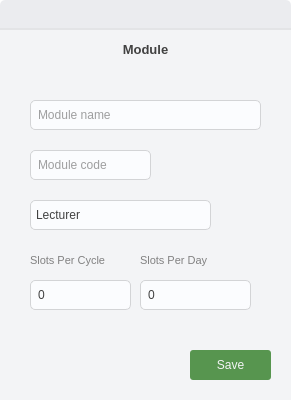
The window that ui/add_module_dialog.ui (takundafarakeza/Timetable_Generator) describes before a commit, drawn with Qt 5.
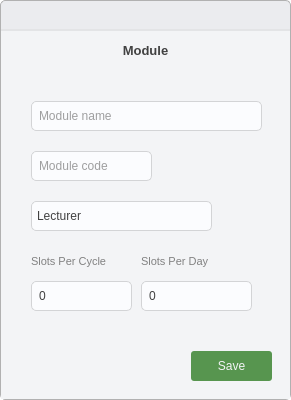
The same window after the commit. Icons and pictures are not drawn.

Diff of the .ui file:
```diff
--- a/ui/add_module_dialog.ui
+++ b/ui/add_module_dialog.ui
@@ -75,6 +75,7 @@
 QWidget#main_container {
 	background: #EBECEF;
 	border-radius: 5px;
+	border: 1px solid #B1B1B1;
 }
 
 QWidget#container {
@@ -112,16 +113,16 @@
        <number>0</number>
       </property>
       <property name="leftMargin">
-       <number>0</number>
+       <number>1</number>
       </property>
       <property name="topMargin">
-       <number>0</number>
+       <number>1</number>
       </property>
       <property name="rightMargin">
-       <number>0</number>
+       <number>1</number>
       </property>
       <property name="bottomMargin">
-       <number>0</number>
+       <number>1</number>
       </property>
       <item>
        <widget class="QWidget" name="toolbar" native="true">
```
